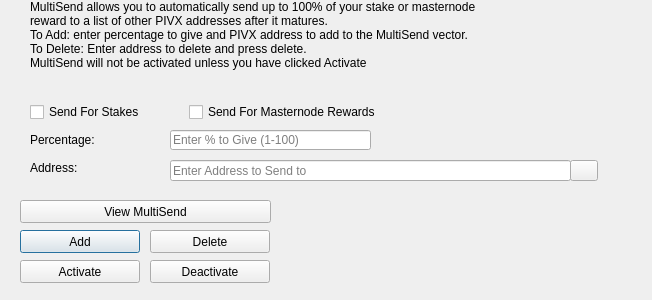
Above: divi/src/qt/forms/multisenddialog.ui from DiviDomains/PrivateDivi before the change. Below: the same form after it.
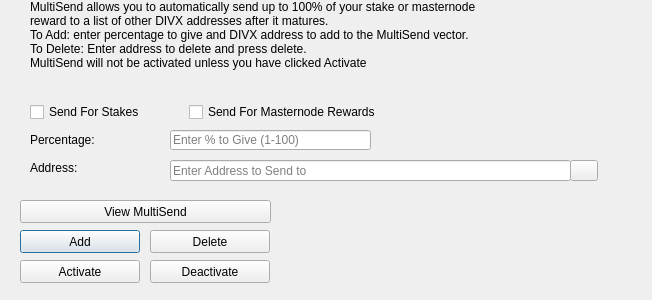
That is the form after the change. Icons and pictures are not drawn.

Commit message: All pivx, Pivx, PIVX converted to divi except copyright lines

Patch:
```diff
--- a/divi/src/qt/forms/multisenddialog.ui
+++ b/divi/src/qt/forms/multisenddialog.ui
@@ -61,8 +61,8 @@
     <number>1</number>
    </property>
    <property name="text">
-    <string>MultiSend allows you to automatically send up to 100% of your stake or masternode reward to a list of other PIVX addresses after it matures.
-To Add: enter percentage to give and PIVX address to add to the MultiSend vector.
+    <string>MultiSend allows you to automatically send up to 100% of your stake or masternode reward to a list of other DIVX addresses after it matures.
+To Add: enter percentage to give and DIVX address to add to the MultiSend vector.
 To Delete: Enter address to delete and press delete.
 MultiSend will not be activated unless you have clicked Activate</string>
    </property>
```
Left out of the diff: 4 changed lines with no effect on the pictures. The commit also changes 330 other files.
